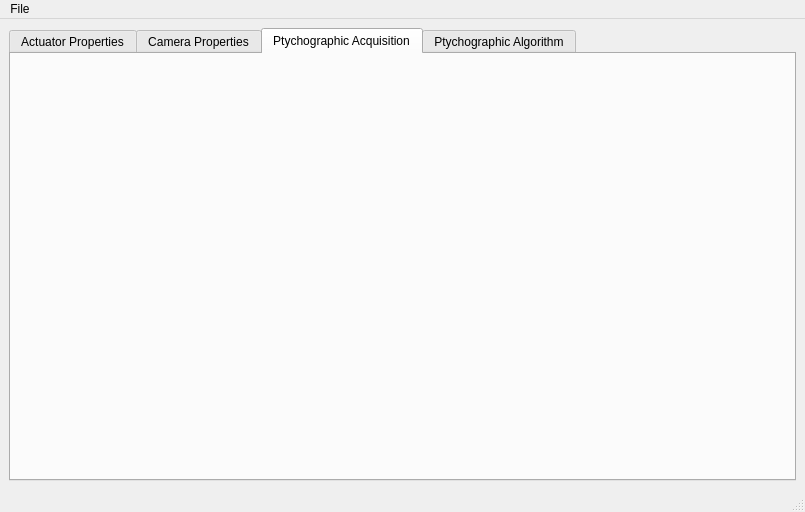
First picture: the form in main_window.ui, repository David-Berardi/ptychographic-suite, before the edit.
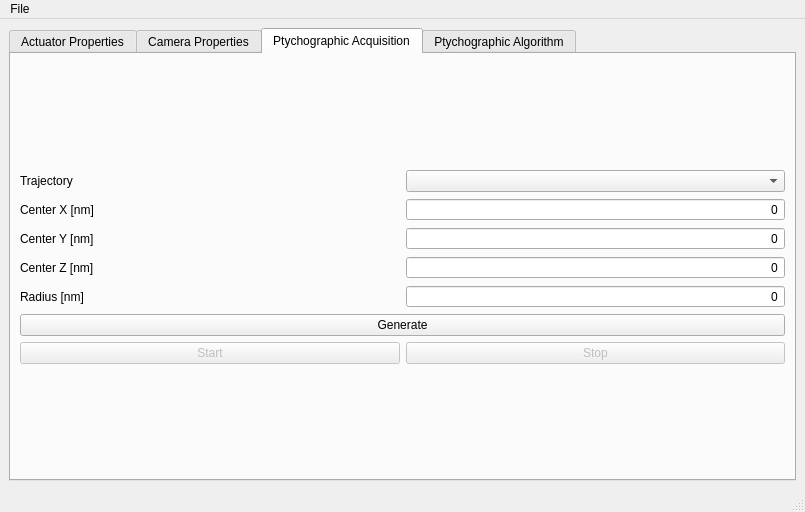
Second picture: the form after the edit.

Commit message: Major update: + Command groups for block execution + Integration of ptychography acquisition sequence + Plot of coordinates and current coordinate + Real-time update of current coordinate + Functionality of (+) (-) buttons, velocity and accelerations settings

```diff
--- a/main_window.ui
+++ b/main_window.ui
@@ -893,6 +893,175 @@
        <attribute name="title">
         <string>Ptychographic Acquisition</string>
        </attribute>
+       <layout class="QGridLayout" name="gridLayout_9">
+        <item row="0" column="0">
+         <layout class="QHBoxLayout" name="acquisition_layout">
+          <item>
+           <layout class="QVBoxLayout" name="verticalLayout_5">
+            <item>
+             <spacer name="verticalSpacer_5">
+              <property name="orientation">
+               <enum>Qt::Orientation::Vertical</enum>
+              </property>
+              <property name="sizeHint" stdset="0">
+               <size>
+                <width>20</width>
+                <height>40</height>
+               </size>
+              </property>
+             </spacer>
+            </item>
+            <item>
+             <layout class="QGridLayout" name="gridLayout_10">
+              <item row="3" column="0">
+               <widget class="QLabel" name="center_z_label">
+                <property name="text">
+                 <string>Center Z [nm]</string>
+                </property>
+               </widget>
+              </item>
+              <item row="0" column="1">
+               <widget class="QComboBox" name="trajectory_select"/>
+              </item>
+              <item row="1" column="1">
+               <widget class="QSpinBox" name="trajectory_center_x">
+                <property name="alignment">
+                 <set>Qt::AlignmentFlag::AlignRight|Qt::AlignmentFlag::AlignTrailing|Qt::AlignmentFlag::AlignVCenter</set>
+                </property>
+                <property name="buttonSymbols">
+                 <enum>QAbstractSpinBox::ButtonSymbols::NoButtons</enum>
+                </property>
+                <property name="minimum">
+                 <number>-1000000000</number>
+                </property>
+                <property name="maximum">
+                 <number>1000000000</number>
+                </property>
+               </widget>
+              </item>
+              <item row="3" column="1">
+               <widget class="QSpinBox" name="trajectory_center_z">
+                <property name="alignment">
+                 <set>Qt::AlignmentFlag::AlignRight|Qt::AlignmentFlag::AlignTrailing|Qt::AlignmentFlag::AlignVCenter</set>
+                </property>
+                <property name="buttonSymbols">
+                 <enum>QAbstractSpinBox::ButtonSymbols::NoButtons</enum>
+                </property>
+                <property name="minimum">
+                 <number>-1000000000</number>
+                </property>
+                <property name="maximum">
+                 <number>1000000000</number>
+                </property>
+               </widget>
+              </item>
+              <item row="2" column="0">
+               <widget class="QLabel" name="center_y_label">
+                <property name="text">
+                 <string>Center Y [nm]</string>
+                </property>
+               </widget>
+              </item>
+              <item row="0" column="0">
+               <widget class="QLabel" name="trajectory_label">
+                <property name="text">
+                 <string>Trajectory</string>
+                </property>
+               </widget>
+              </item>
+              <item row="6" column="1">
+               <widget class="QPushButton" name="trajectory_stop_button">
+                <property name="enabled">
+                 <bool>false</bool>
+                </property>
+                <property name="text">
+                 <string>Stop</string>
+                </property>
+               </widget>
+              </item>
+              <item row="6" column="0">
+               <widget class="QPushButton" name="start_trajectory_button">
+                <property name="enabled">
+                 <bool>false</bool>
+                </property>
+                <property name="text">
+                 <string>Start</string>
+                </property>
+               </widget>
+              </item>
+              <item row="1" column="0">
+               <widget class="QLabel" name="center_x_label">
+                <property name="text">
+                 <string>Center X [nm]</string>
+                </property>
+               </widget>
+              </item>
+              <item row="2" column="1">
+               <widget class="QSpinBox" name="trajectory_center_y">
+                <property name="alignment">
+                 <set>Qt::AlignmentFlag::AlignRight|Qt::AlignmentFlag::AlignTrailing|Qt::AlignmentFlag::AlignVCenter</set>
+                </property>
+                <property name="buttonSymbols">
+                 <enum>QAbstractSpinBox::ButtonSymbols::NoButtons</enum>
+                </property>
+                <property name="minimum">
+                 <number>-1000000000</number>
+                </property>
+                <property name="maximum">
+                 <number>1000000000</number>
+                </property>
+               </widget>
+              </item>
+              <item row="5" column="0" colspan="2">
+               <widget class="QPushButton" name="trajectory_generate_button">
+                <property name="text">
+                 <string>Generate</string>
+                </property>
+               </widget>
+              </item>
+              <item row="4" column="0">
+               <widget class="QLabel" name="radius_label">
+                <property name="text">
+                 <string>Radius [nm]</string>
+                </property>
+               </widget>
+              </item>
+              <item row="4" column="1">
+               <widget class="QSpinBox" name="trajectory_radius">
+                <property name="alignment">
+                 <set>Qt::AlignmentFlag::AlignRight|Qt::AlignmentFlag::AlignTrailing|Qt::AlignmentFlag::AlignVCenter</set>
+                </property>
+                <property name="buttonSymbols">
+                 <enum>QAbstractSpinBox::ButtonSymbols::NoButtons</enum>
+                </property>
+                <property name="minimum">
+                 <number>0</number>
+                </property>
+                <property name="maximum">
+                 <number>1000000000</number>
+                </property>
+               </widget>
+              </item>
+             </layout>
+            </item>
+            <item>
+             <spacer name="verticalSpacer_6">
+              <property name="orientation">
+               <enum>Qt::Orientation::Vertical</enum>
+              </property>
+              <property name="sizeHint" stdset="0">
+               <size>
+                <width>20</width>
+                <height>40</height>
+               </size>
+              </property>
+             </spacer>
+            </item>
+           </layout>
+          </item>
+         </layout>
+        </item>
+       </layout>
       </widget>
       <widget class="QWidget" name="algorithm_tab">
        <attribute name="title">
```
The commit also changes 7 other files.
